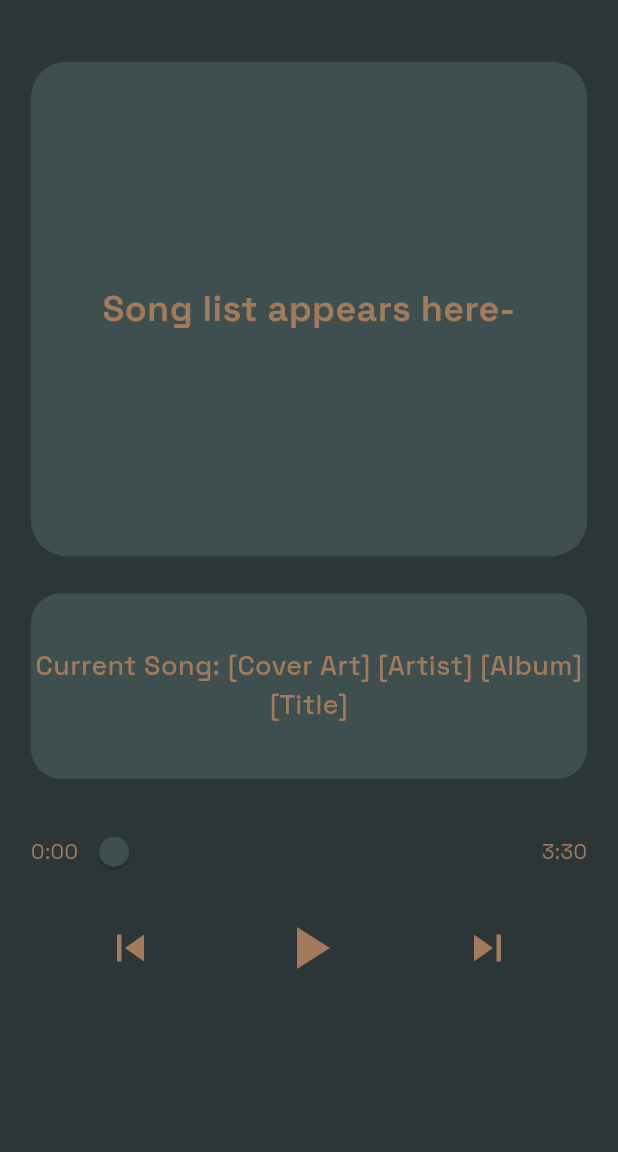
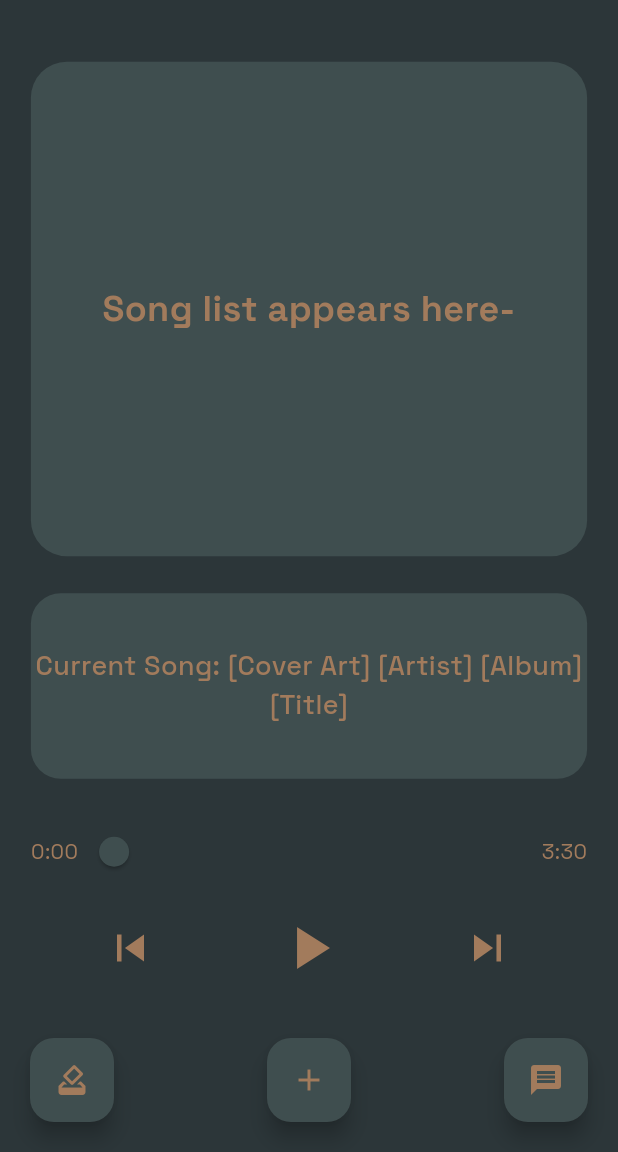
Before and after one commit to usmann56/vibzcheck, a Flutter app: the MainPage screen opened by its route, on a phone screen of 412 x 824 dp, the part 84-1236 px from its top. Run offline on Flutter 3.47's test engine with Material 3 defaults, Android fonts, the light colour scheme and no system bars; our stand-ins replace cloud_firestore, firebase_auth, firebase_core; accounts and stored records are empty.

Commit message:
floating action button on homepage

```diff
--- a/lib/main_page.dart
+++ b/lib/main_page.dart
@@ -123,6 +123,44 @@ class MainPage extends StatelessWidget {
           ],
         ),
       ),
+      floatingActionButtonLocation: FloatingActionButtonLocation.centerDocked,
+      floatingActionButton: Stack(
+        clipBehavior: Clip.none,
+        children: [
+          // left button
+          Positioned(
+            left: 20,
+            bottom: 20,
+            child: FloatingActionButton(
+              onPressed: () {}, // todo
+              child: Icon(Icons.how_to_vote),
+            ),
+          ),
+
+          // center button
+          Positioned(
+            bottom: 20,
+            left: 0,
+            right: 0,
+            child: Center(
+              child: FloatingActionButton(
+                onPressed: () {}, // todo
+                child: Icon(Icons.add),
+              ),
+            ),
+          ),
+
+          // right button
+          Positioned(
+            right: 20,
+            bottom: 20,
+            child: FloatingActionButton(
+              onPressed: () {}, // todo
+              child: Icon(Icons.message),
+            ),
+          ),
+        ],
+      ),
     );
   }
 }
```
Also changed, not shown: pubspec.lock.
